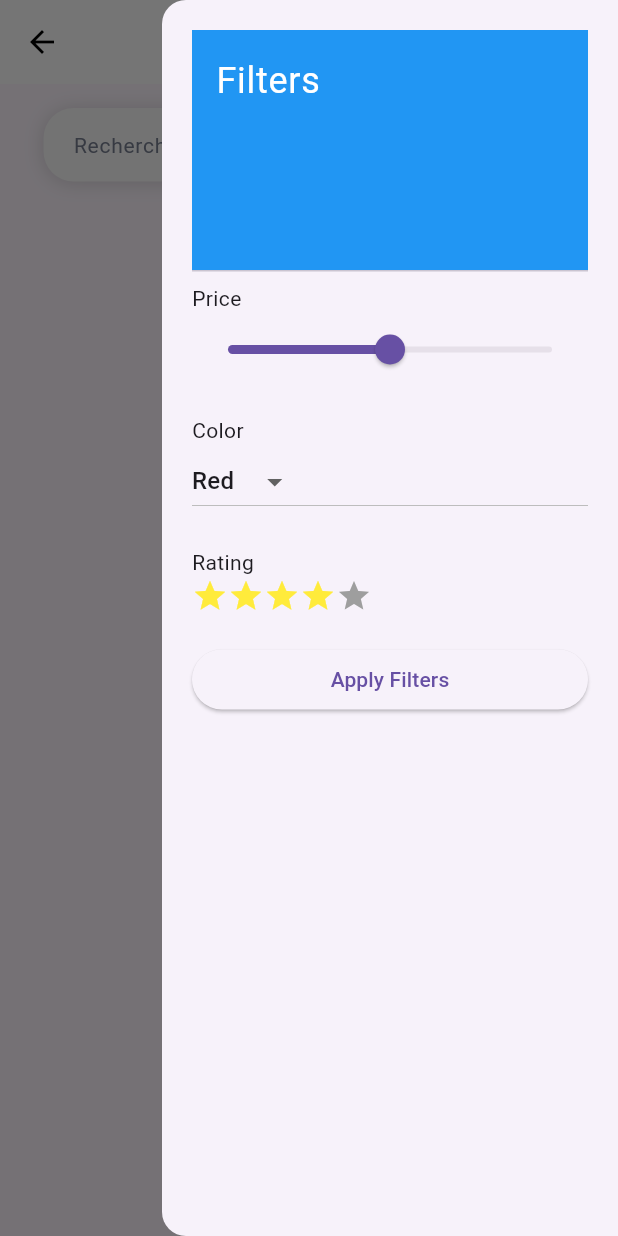
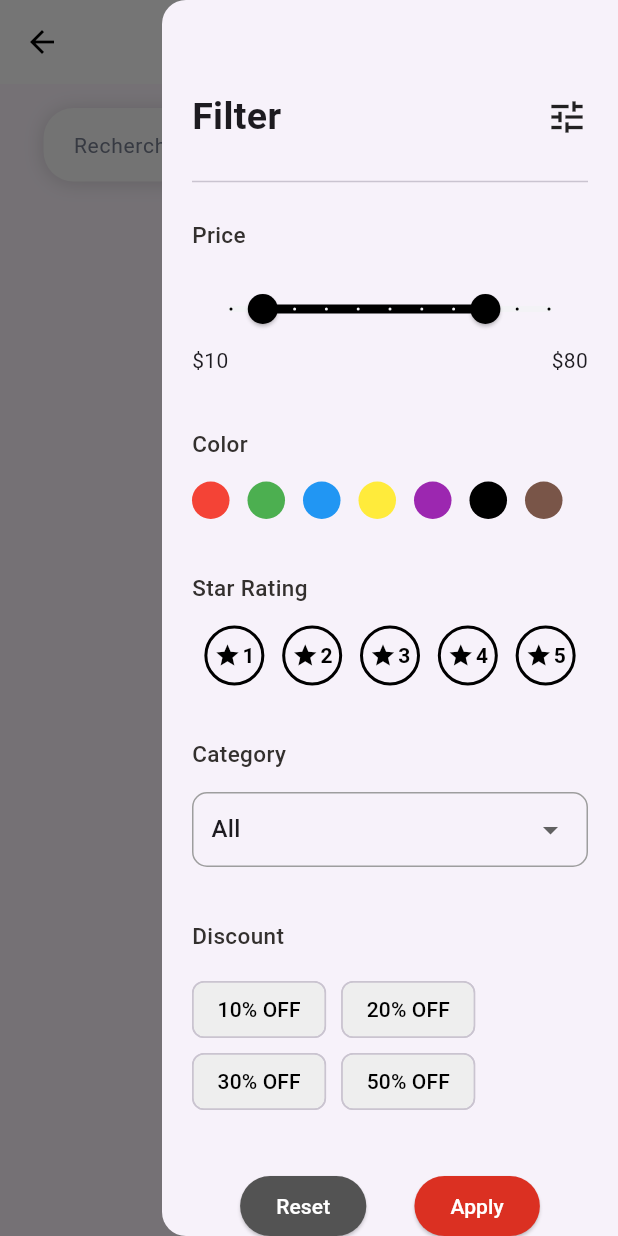
Before and after one commit to salcia100/e-commerce-mobile-app, a Flutter app: the SearchScreen screen opened directly, with the side drawer open, on a phone screen of 412 x 824 dp. Run offline on Flutter 3.47's test engine with Material 3 defaults, Android fonts, the phone set to English and light mode, and no system bars; our stand-ins replace cached_network_image, flutter_secure_storage, fluttertoast, font_awesome_flutter, image_picker, webview_flutter; accounts and stored records are empty; network calls fail; Roboto replaces fonts that are missing (Product Sans).

Commit message:
filter_page_completed

```diff
--- a/lib/screens/search/components/body.dart
+++ b/lib/screens/search/components/body.dart
@@ -110,7 +110,7 @@ class _BodyState extends State<SearchBody> {
                         ),
                       ],
                     ),
-                    child: Icon(Icons.filter_list, color: Color(0xFF777E90)),
+                    child: Icon(Icons.tune, color: Color(0xFF777E90)),
                   ),
                 ),
               ),
--- /dev/null
+++ b/lib/screens/search/components/filter_components/category_filter.dart
@@ -0,0 +1,48 @@
+import 'package:flutter/material.dart';
+
+class CategoryFilter extends StatefulWidget {
+  @override
+  _CategoryFilterState createState() => _CategoryFilterState();
+}
+
+class _CategoryFilterState extends State<CategoryFilter> {
+  List<String> categories = [
+    'All',
+    'Dresses',
+    'Tops',
+    'Beauty',
+    'Pants',
+    'Accessories'
+  ];
+
+  String selectedCategory = 'All';
+
+  @override
+  Widget build(BuildContext context) {
+    return Container(
+      padding: EdgeInsets.symmetric(horizontal: 12),
+      decoration: BoxDecoration(
+        border: Border.all(color: Colors.grey),
+        borderRadius: BorderRadius.circular(10),
+      ),
+      child: DropdownButtonHideUnderline(
+        child: DropdownButton<String>(
+          value: selectedCategory,
+          isExpanded: true,
+          icon: Icon(Icons.arrow_drop_down),
+          items: categories.map((category) {
+            return DropdownMenuItem<String>(
+              value: category,
+              child: Text(category),
+            );
+          }).toList(),
+          onChanged: (value) {
+            setState(() {
+              selectedCategory = value!;
+            });
+          },
+        ),
+      ),
+    );
+  }
+}
--- /dev/null
+++ b/lib/screens/search/components/filter_components/color_filter.dart
@@ -0,0 +1,58 @@
+import 'package:flutter/material.dart';
+
+class ColorFilter extends StatefulWidget {
+  @override
+  _ColorFilterState createState() => _ColorFilterState();
+}
+
+class _ColorFilterState extends State<ColorFilter> {
+  // List of available colors
+  final List<Color> colors = [
+    Colors.red,
+    Colors.green,
+    Colors.blue,
+    Colors.yellow,
+    Colors.purple,
+    Colors.black,
+    Colors.brown,
+  ];
+  // Track selected colors
+  List<Color> selectedColors = [];
+
+  @override
+  Widget build(BuildContext context) {
+    return Wrap(
+      spacing: 12,
+      runSpacing: 12,
+      children: colors.map((color) {
+        bool isSelected = selectedColors.contains(color);
+
+        return GestureDetector(
+          onTap: () {
+            setState(() {
+              if (isSelected) {
+                selectedColors.remove(color); // unselect
+              } else {
+                selectedColors.add(color); // select
+              }
+            });
+          },
+          child: Container(
+            width: 25,
+            height: 25,
+            decoration: BoxDecoration(
+              color: color,
+              shape: BoxShape.circle,
+              border:
+                  isSelected ? Border.all(color: Colors.black, width: 2) : null,
+            ),
+            child: isSelected
+                ? Icon(Icons.check,
+                    size: 10, color: Color.fromARGB(255, 147, 43, 59))
+                : null,
+          ),
+        );
+      }).toList(),
+    );
+  }
+}
--- /dev/null
+++ b/lib/screens/search/components/filter_components/discount_filter.dart
@@ -0,0 +1,45 @@
+import 'package:flutter/material.dart';
+
+class DiscountFilter extends StatefulWidget {
+  @override
+  _DiscountFilterState createState() => _DiscountFilterState();
+}
+
+class _DiscountFilterState extends State<DiscountFilter> {
+  List<String> discounts = ['10%', '20%', '30%', '50%'];
+  String? selectedDiscount;
+
+  bool showOnlyDiscounted = false;
+
+  @override
+  Widget build(BuildContext context) {
+    return Column(
+      crossAxisAlignment: CrossAxisAlignment.start,
+      children: [
+        Wrap(
+          spacing: 10,
+          children: discounts.map((discount) {
+            bool isSelected = selectedDiscount == discount;
+
+            return ChoiceChip(
+              label: Text(
+                "$discount OFF",
+                style: TextStyle(
+                  color: isSelected ? Colors.white : Colors.black,
+                ),
+              ),
+              selected: isSelected,
+              selectedColor: Colors.black,
+              backgroundColor: Colors.grey[200],
+              onSelected: (selected) {
+                setState(() {
+                  selectedDiscount = selected ? discount : null;
+                });
+              },
+            );
+          }).toList(),
+        ),
+      ],
+    );
+  }
+}
--- /dev/null
+++ b/lib/screens/search/components/filter_components/price_filter.dart
@@ -0,0 +1,45 @@
+import 'package:flutter/material.dart';
+import 'package:inscri_ecommerce/constant/theme_constants.dart';
+
+class PriceFilter extends StatefulWidget {
+  @override
+  State<PriceFilter> createState() => _PriceFilterState();
+}
+
+class _PriceFilterState extends State<PriceFilter> {
+  RangeValues _currentRange = RangeValues(10, 80);
+
+  @override
+  Widget build(BuildContext context) {
+    return Column(
+      children: [
+        RangeSlider(
+          //price slider with RangeSlider
+          values: _currentRange, // 👈 current range
+          min: 0,
+          max: 100,
+          divisions: 10,
+          activeColor: Colors.black, // filled part
+          inactiveColor: Color(0xFFF3F3F6), // unfilled part
+          labels: RangeLabels(
+            '\$${_currentRange.start.round()}',
+            '\$${_currentRange.end.round()}',
+          ),
+          onChanged: (RangeValues newRange) {
+            setState(() {
+              _currentRange = newRange;
+            });
+          },
+        ),
+        Row(
+          //Show the selected prices below
+          mainAxisAlignment: MainAxisAlignment.spaceBetween,
+          children: [
+            Text('\$${_currentRange.start.round()}'),
+            Text('\$${_currentRange.end.round()}'),
+          ],
+        )
+      ],
+    );
+  }
+}
--- /dev/null
+++ b/lib/screens/search/components/filter_components/rating_filter.dart
@@ -0,0 +1,57 @@
+import 'package:flutter/material.dart';
+
+class RatingFilter extends StatefulWidget {
+  @override
+  _RatingFilterState createState() => _RatingFilterState();
+}
+
+class _RatingFilterState extends State<RatingFilter> {
+  int selectedRating = 0; // Track the selected rating
+
+  @override
+  Widget build(BuildContext context) {
+    return Row(
+      mainAxisAlignment: MainAxisAlignment.spaceEvenly,
+      children: List.generate(5, (index) {
+        int rating = index + 1;
+        bool isSelected = selectedRating == rating;
+        return GestureDetector(
+          onTap: () {
+            setState(() {
+              selectedRating = rating;
+            });
+          },
+          child: Container(
+            padding: EdgeInsets.all(8),
+            decoration: BoxDecoration(
+              color: isSelected ? Colors.black : Colors.transparent,
+              shape: BoxShape.circle,
+              border: Border.all(
+                color: Colors.black, //isSelected ? Colors.black : Colors.grey,
+                width: 2,
+              ),
+            ),
+            child: Row(
+              mainAxisSize: MainAxisSize.min,
+              children: [
+                Icon(
+                  Icons.star,
+                  color: isSelected ? Colors.white : Colors.black,
+                  size: 18,
+                ),
+                SizedBox(width: 1),
+                Text(
+                  rating.toString(),
+                  style: TextStyle(
+                    color: isSelected ? Colors.white : Colors.black,
+                    fontWeight: FontWeight.w600,
+                  ),
+                ),
+              ],
+            ),
+          ),
+        );
+      }),
+    );
+  }
+}
--- a/lib/screens/search/components/filter_sidebar.dart
+++ b/lib/screens/search/components/filter_sidebar.dart
@@ -1,63 +1,104 @@
 import 'package:flutter/material.dart';
+import 'package:inscri_ecommerce/constant/theme_constants.dart';
+import 'package:inscri_ecommerce/screens/search/components/filter_components/category_filter.dart';
+import 'package:inscri_ecommerce/screens/search/components/filter_components/discount_filter.dart';
+import 'package:inscri_ecommerce/screens/search/components/filter_components/color_filter.dart';
+import 'package:inscri_ecommerce/screens/search/components/filter_components/price_filter.dart';
+import 'package:inscri_ecommerce/screens/search/components/filter_components/rating_filter.dart';
 
-class FilterSidebar extends StatelessWidget {
+class FilterSidebar extends StatefulWidget {
+  @override
+  State<FilterSidebar> createState() => _FilterSidebarState();
+}
+
+class _FilterSidebarState extends State<FilterSidebar> {
+  //price
+  RangeValues _currentRange = RangeValues(10, 80);
+
   @override
   Widget build(BuildContext context) {
     return Drawer(
       child: ListView(
         padding: EdgeInsets.all(20),
         children: [
-          // Header of the drawer (optional)
-          DrawerHeader(
-            decoration: BoxDecoration(
-              color: Colors.blue,
-            ),
-            child: Text(
-              'Filters',
-              style: TextStyle(color: Colors.white, fontSize: 24),
-            ),
+          SizedBox(height: 40),
+          Row(
+            mainAxisAlignment: MainAxisAlignment.spaceBetween,
+            children: [
+              Text("Filter",
+                  style: TextStyle(fontSize: 25, fontWeight: FontWeight.bold)),
+              Icon(
+                Icons.tune,
+                size: 28,
+              )
+            ],
           ),
-          // Price filter
-          Text('Price'),
-          Slider(
-            value: 50,
-            min: 0,
-            max: 100,
-            onChanged: (value) {},
-          ),
-          SizedBox(height: 20),
-          // Color filter
-          Text('Color'),
-          DropdownButton<String>(
-            value: 'Red',
-            onChanged: (String? newValue) {},
-            items: <String>['Red', 'Blue', 'Green']
-                .map<DropdownMenuItem<String>>((String value) {
-              return DropdownMenuItem<String>(
-                value: value,
-                child: Text(value),
-              );
-            }).toList(),
-          ),
-          SizedBox(height: 20),
-          // Rating filter
-          Text('Rating'),
+          //simple ligne
+          Divider(height: 50),
+          //price
+          Text("Price",
+              style: TextStyle(
+                  fontWeight: FontWeight.w500,
+                  fontSize: 15,
+                  color: Color(0xFF33302E))),
+          SizedBox(height: 15),
+          PriceFilter(),
+          SizedBox(height: 35),
+          //color
+          Text("Color",
+              style: TextStyle(
+                  fontWeight: FontWeight.w500,
+                  fontSize: 15,
+                  color: Color(0xFF33302E))),
+          SizedBox(height: 15),
+          ColorFilter(),
+          SizedBox(height: 35),
+          //Star Rating
+          Text("Star Rating",
+              style: TextStyle(
+                  fontWeight: FontWeight.w500,
+                  fontSize: 15,
+                  color: Color(0xFF33302E))),
+          SizedBox(height: 15),
+          RatingFilter(),
+          SizedBox(height: 35),
+          //Category
+          Text("Category",
+              style: TextStyle(
+                  fontWeight: FontWeight.w500,
+                  fontSize: 15,
+                  color: Color(0xFF33302E))),
+          SizedBox(height: 15),
+          CategoryFilter(),
+          SizedBox(height: 35),
+          //discount
+          Text("Discount",
+              style: TextStyle(
+                  fontWeight: FontWeight.w500,
+                  fontSize: 15,
+                  color: Color(0xFF33302E))),
+          SizedBox(height: 15),
+          DiscountFilter(),
+          SizedBox(height: 35),
           Row(
-            children: List.generate(5, (index) {
-              return Icon(
-                Icons.star,
-                color: index < 4 ? Colors.yellow : Colors.grey,
-              );
-            }),
-          ),
-          SizedBox(height: 20),
-          ElevatedButton(
-            onPressed: () {
-              // Apply filters logic
-              Navigator.pop(context); // Close the drawer
-            },
-            child: Text('Apply Filters'),
-          ),
+            mainAxisAlignment: MainAxisAlignment.spaceEvenly,
+            children: [
+              ElevatedButton(
+                onPressed: () {},
+                child: Text("Reset"),
+                style: ElevatedButton.styleFrom(
+                    backgroundColor: kTextColor,
+                    foregroundColor: kbarColor),
+              ),
+              ElevatedButton(
+                onPressed: () {},
+                child: Text("Apply"),
+                style: ElevatedButton.styleFrom(
+                    backgroundColor: kIconColor,
+                    foregroundColor: kbarColor),
+              ),
+            ],
+          )
         ],
       ),
     );
```
